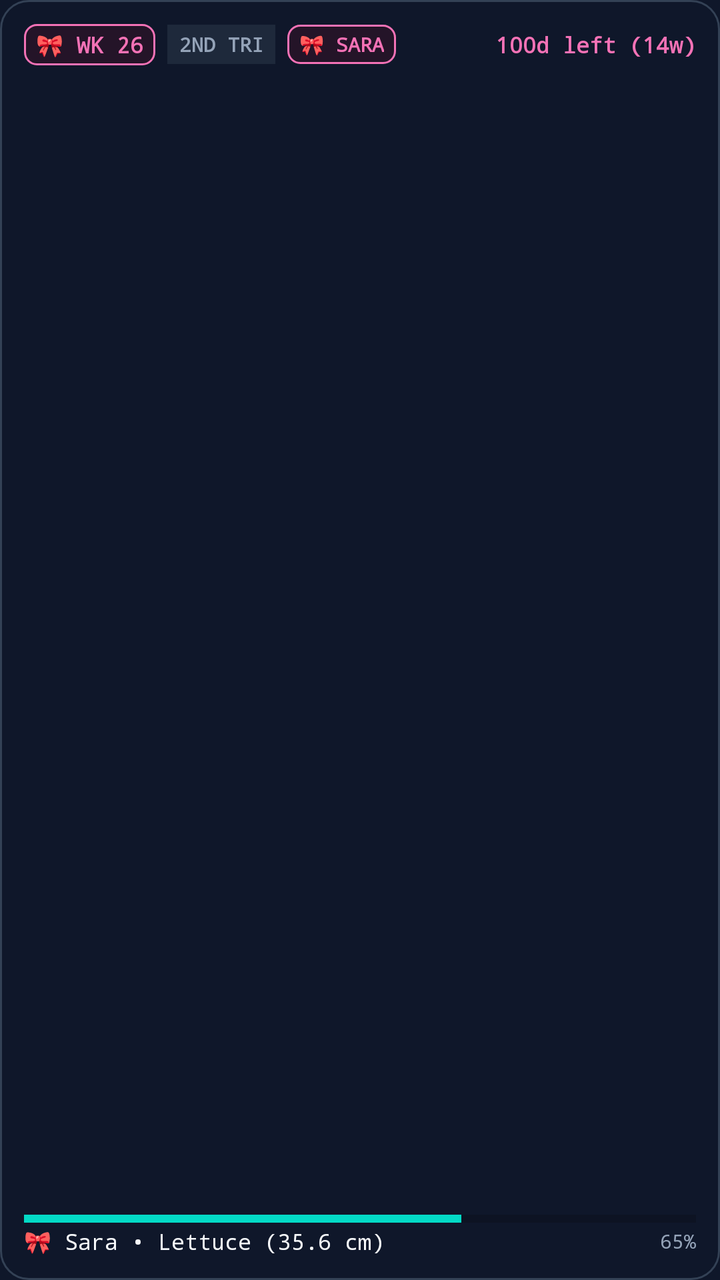
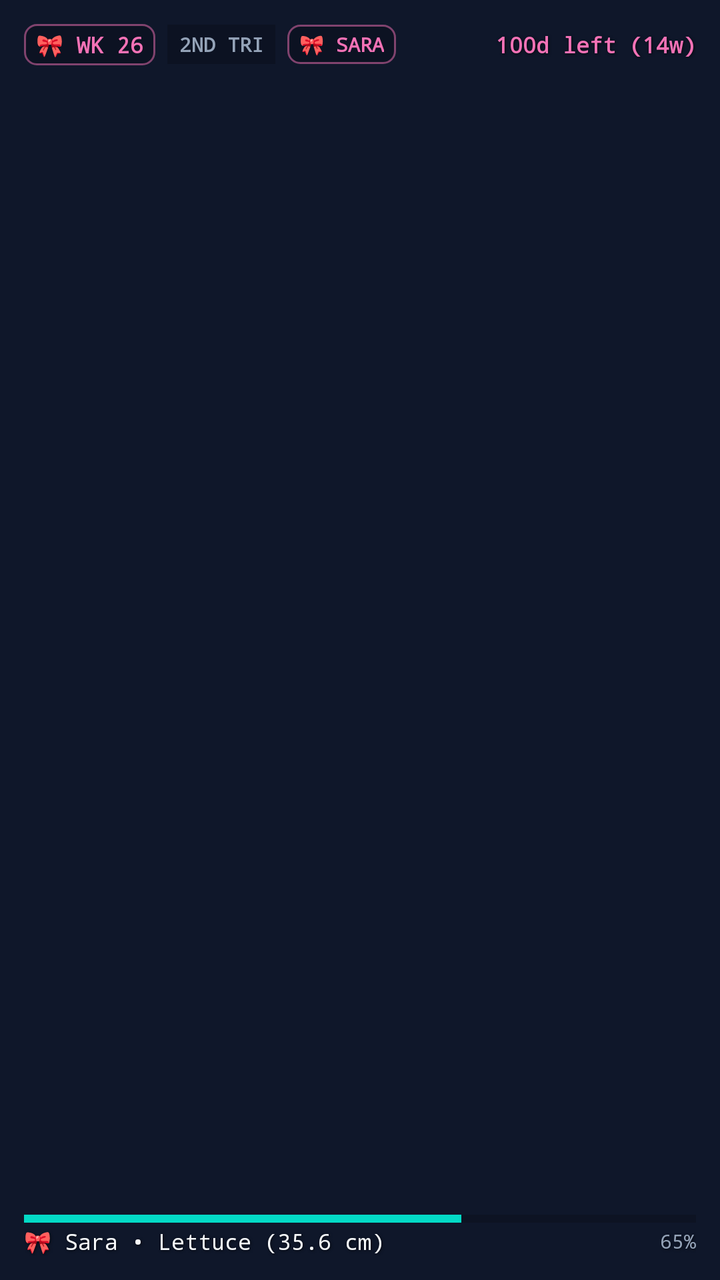

Two renders of the same Android screen: before a commit and after it. Below are the layout's source before the change and the commit's diff.
<!-- AndroidManifest.xml: application theme Theme.BabySteps -->
<!-- res/layout/widget_baby_steps.xml -->
<?xml version="1.0" encoding="utf-8"?>
<LinearLayout xmlns:android="http://schemas.android.com/apk/res/android"
    android:id="@+id/widget_root"
    android:layout_width="match_parent"
    android:layout_height="match_parent"
    android:background="@drawable/widget_bg"
    android:orientation="vertical"
    android:padding="12dp">

    
    <LinearLayout
        android:layout_width="match_parent"
        android:layout_height="wrap_content"
        android:gravity="center_vertical"
        android:orientation="horizontal">

        <TextView
            android:id="@+id/tv_widget_week"
            android:layout_width="wrap_content"
            android:layout_height="wrap_content"
            android:background="@drawable/badge_bg"
            android:fontFamily="monospace"
            android:paddingHorizontal="6dp"
            android:paddingVertical="3dp"
            android:text="🎀 WK 26"
            android:textColor="#F472B6"
            android:textSize="11sp"
            android:textStyle="bold" />

        <TextView
            android:id="@+id/tv_widget_trimester"
            android:layout_width="wrap_content"
            android:layout_height="wrap_content"
            android:layout_marginStart="6dp"
            android:background="#1E293B"
            android:fontFamily="monospace"
            android:paddingHorizontal="6dp"
            android:paddingVertical="3dp"
            android:text="2ND TRI"
            android:textColor="#94A3B8"
            android:textSize="10sp"
            android:textStyle="bold" />

        <TextView
            android:id="@+id/tv_widget_name"
            android:layout_width="wrap_content"
            android:layout_height="wrap_content"
            android:layout_marginStart="6dp"
            android:background="@drawable/badge_bg"
            android:fontFamily="monospace"
            android:paddingHorizontal="6dp"
            android:paddingVertical="3dp"
            android:text="🎀 SARA"
            android:textColor="#F472B6"
            android:textSize="10sp"
            android:textStyle="bold" />

        <FrameLayout
            android:layout_width="0dp"
            android:layout_height="1dp"
            android:layout_weight="1" />

        <TextView
            android:id="@+id/tv_widget_days_left"
            android:layout_width="wrap_content"
            android:layout_height="wrap_content"
            android:fontFamily="monospace"
            android:text="100d left (14w)"
            android:textColor="#F472B6"
            android:textSize="11sp"
            android:textStyle="bold" />
    </LinearLayout>

    
    <LinearLayout
        android:layout_width="match_parent"
        android:layout_height="0dp"
        android:layout_weight="1"
        android:gravity="center"
        android:orientation="vertical">

        <ImageView
            android:id="@+id/widget_track_canvas"
            android:layout_width="match_parent"
            android:layout_height="0dp"
            android:layout_weight="1"
            android:contentDescription="Baby Track Preview"
            android:scaleType="fitCenter" />

        <ProgressBar
            android:id="@+id/widget_progress"
            style="?android:attr/progressBarStyleHorizontal"
            android:layout_width="match_parent"
            android:layout_height="4dp"
            android:layout_marginTop="2dp"
            android:layout_marginBottom="2dp"
            android:max="100"
            android:progress="65" />
    </LinearLayout>

    
    <LinearLayout
        android:layout_width="match_parent"
        android:layout_height="wrap_content"
        android:gravity="center_vertical"
        android:orientation="horizontal">

        <TextView
            android:id="@+id/tv_widget_fruit"
            android:layout_width="0dp"
            android:layout_height="wrap_content"
            android:layout_weight="1"
            android:ellipsize="end"
            android:fontFamily="monospace"
            android:maxLines="1"
            android:text="🎀 Sara • Lettuce (35.6 cm)"
            android:textColor="#F8FAFC"
            android:textSize="11sp" />

        <TextView
            android:id="@+id/tv_widget_percent"
            android:layout_width="wrap_content"
            android:layout_height="wrap_content"
            android:fontFamily="monospace"
            android:text="65%"
            android:textColor="#94A3B8"
            android:textSize="10sp" />
    </LinearLayout>

</LinearLayout>
<!-- resources referenced by this layout -->
<resources>
  <!-- drawable badge_bg (drawable) -->
  <?xml version="1.0" encoding="utf-8"?>
  <shape xmlns:android="http://schemas.android.com/apk/res/android"
      android:shape="rectangle">
      <solid android:color="#241428" />
      <stroke android:width="1dp" android:color="#F472B6" />
      <corners android:radius="6dp" />
  </shape>
  <!-- drawable widget_bg (drawable) -->
  <?xml version="1.0" encoding="utf-8"?>
  <shape xmlns:android="http://schemas.android.com/apk/res/android"
      android:shape="rectangle">
      <solid android:color="#0F172A" />
      <stroke android:width="1dp" android:color="#334155" />
      <corners android:radius="14dp" />
  </shape>
  <style name="Theme.BabySteps" parent="Theme.MaterialComponents.DayNight.NoActionBar">
          <item name="android:statusBarColor">#0F172A</item>
          <item name="android:navigationBarColor">#0F172A</item>
          <item name="android:windowBackground">#0F172A</item>
      </style>
</resources>

<!-- the commit's change to res/layout/widget_baby_steps.xml (unified diff, before → after) -->
@@ -32,7 +32,7 @@
             android:layout_width="wrap_content"
             android:layout_height="wrap_content"
             android:layout_marginStart="6dp"
-            android:background="#1E293B"
+            android:background="#33000000"
             android:fontFamily="monospace"
             android:paddingHorizontal="6dp"
             android:paddingVertical="3dp"
@@ -65,6 +65,10 @@
             android:layout_width="wrap_content"
             android:layout_height="wrap_content"
             android:fontFamily="monospace"
+            android:shadowColor="#AA000000"
+            android:shadowDx="1"
+            android:shadowDy="1"
+            android:shadowRadius="3"
             android:text="100d left (14w)"
             android:textColor="#F472B6"
             android:textSize="11sp"
@@ -113,6 +117,10 @@
             android:ellipsize="end"
             android:fontFamily="monospace"
             android:maxLines="1"
+            android:shadowColor="#AA000000"
+            android:shadowDx="1"
+            android:shadowDy="1"
+            android:shadowRadius="3"
             android:text="🎀 Sara • Lettuce (35.6 cm)"
             android:textColor="#F8FAFC"
             android:textSize="11sp" />
@@ -122,6 +130,10 @@
             android:layout_width="wrap_content"
             android:layout_height="wrap_content"
             android:fontFamily="monospace"
+            android:shadowColor="#AA000000"
+            android:shadowDx="1"
+            android:shadowDy="1"
+            android:shadowRadius="3"
             android:text="65%"
             android:textColor="#94A3B8"
             android:textSize="10sp" />
<!-- resource entries referenced after the edit -->
@@ -4,17 +4,16 @@
   <?xml version="1.0" encoding="utf-8"?>
   <shape xmlns:android="http://schemas.android.com/apk/res/android"
       android:shape="rectangle">
-      <solid android:color="#241428" />
-      <stroke android:width="1dp" android:color="#F472B6" />
+      <solid android:color="#33000000" />
+      <stroke android:width="1dp" android:color="#80F472B6" />
       <corners android:radius="6dp" />
   </shape>
   <!-- drawable widget_bg (drawable) -->
   <?xml version="1.0" encoding="utf-8"?>
   <shape xmlns:android="http://schemas.android.com/apk/res/android"
       android:shape="rectangle">
-      <solid android:color="#0F172A" />
-      <stroke android:width="1dp" android:color="#334155" />
-      <corners android:radius="14dp" />
+      <solid android:color="#00000000" />
+      <corners android:radius="16dp" />
   </shape>
   <style name="Theme.BabySteps" parent="Theme.MaterialComponents.DayNight.NoActionBar">
           <item name="android:statusBarColor">#0F172A</item>
